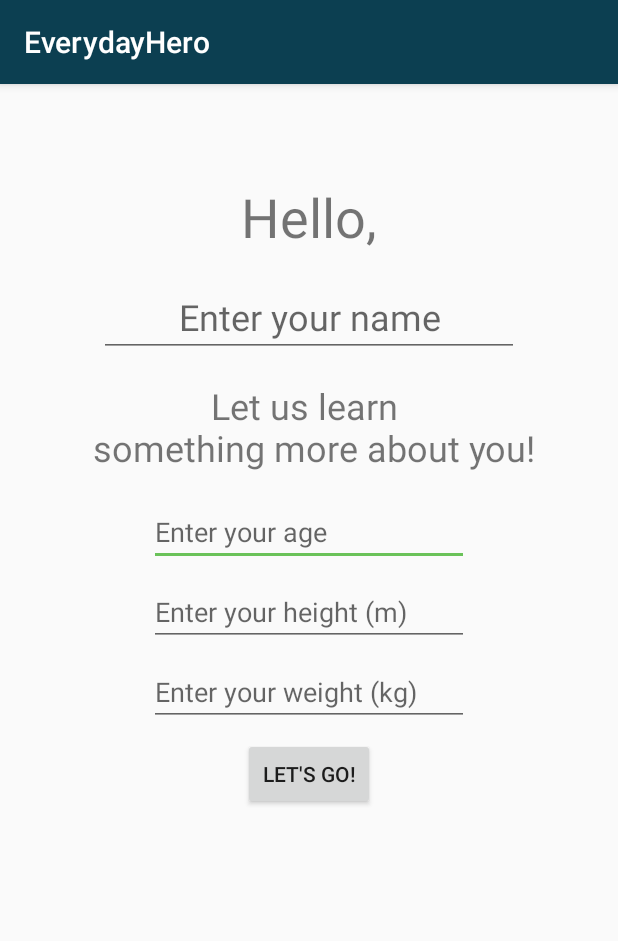
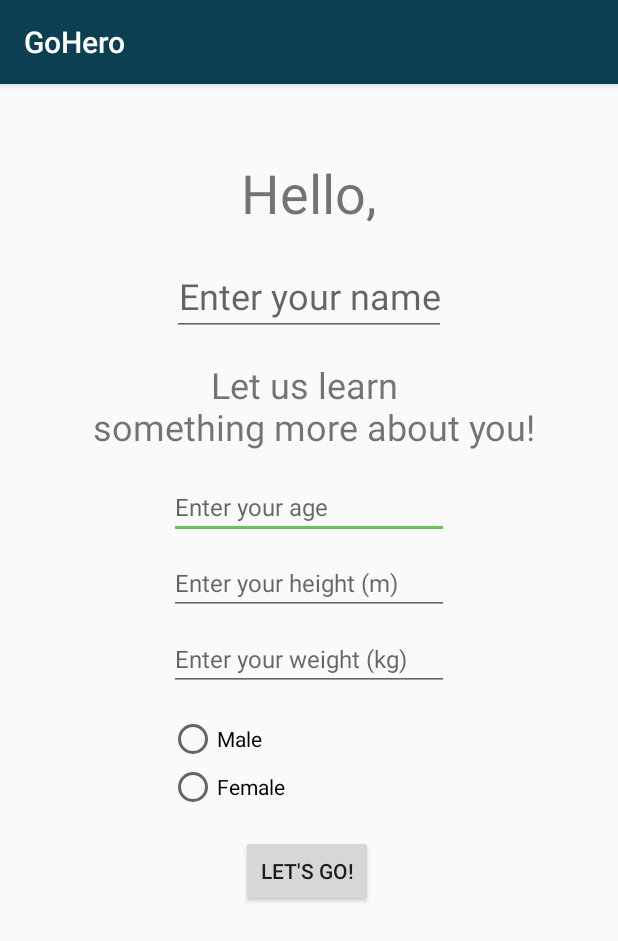
Before and after one commit to AnnaKohler/EverydayHero, an Android app: the screen it shows after launch (WelcomeActivity), on a phone screen of 412 x 824 dp. Shown: the top 941 px of the screen. Run offline under Robolectric (Android 15) with nearby library versions, the phone set to English and light mode, and no system bars.

```diff
--- a/app/src/main/AndroidManifest.xml
+++ b/app/src/main/AndroidManifest.xml
@@ -4,7 +4,7 @@
 
     <application
         android:allowBackup="true"
-        android:icon="@mipmap/ic_launcher"
+        android:icon="@drawable/ic_015_man"
         android:label="@string/app_name"
         android:supportsRtl="true"
         android:theme="@style/AppTheme">
--- a/app/src/main/java/com/example/student/everydayhero/DBHandler.java
+++ b/app/src/main/java/com/example/student/everydayhero/DBHandler.java
@@ -2,6 +2,7 @@ package com.example.student.everydayhero;
 
 import android.content.ContentValues;
 import android.content.Context;
+import android.content.Intent;
 import android.database.Cursor;
 import android.database.sqlite.SQLiteDatabase;
 import android.database.sqlite.SQLiteOpenHelper;
@@ -29,6 +30,7 @@ public class DBHandler extends SQLiteOpenHelper implements IDataBaseHandler {
     private static final String KEY_DURATION = "obj_duration";
     private static final String KEY_DONE_DAYS = "obj_done_days";
     private static final String KEY_BEG_DATE="obj_begin_date";
+    private static final String KEY_LAST_DONE_DATE="obj_last_done_date";
 
     //TABLE USER:
 
@@ -37,7 +39,9 @@ public class DBHandler extends SQLiteOpenHelper implements IDataBaseHandler {
     private static final String KEY_AGE = "age";
     private static final String KEY_HEIGHT = "height";
     private static final String KEY_WEIGHT = "weight";
+    private static final String KEY_SEX = "sex";
     private static final String KEY_LASTSEEN = "lastseen";
+
 
 
     public DBHandler(Context context) {
@@ -50,12 +54,21 @@ public class DBHandler extends SQLiteOpenHelper implements IDataBaseHandler {
                 KEY_ID+" INTEGER PRIMARY KEY,"+ KEY_TITLE + " TEXT,"
                 + KEY_GROUP + " TEXT," + KEY_DETAILS + " TEXT," +KEY_BEG_DATE +" INTEGER,"
                 +KEY_DURATION +" INTEGER,"+ KEY_DONE_DAYS +" INTEGER" +")";
+        /*
+        String CREATE_OBJECTIVES_TABLE= "CREATE TABLE "+TABLE_OBJECTIVES+"("+
+                KEY_ID+" INTEGER PRIMARY KEY,"+ KEY_TITLE + " TEXT,"
+                + KEY_GROUP + " TEXT," + KEY_DETAILS + " TEXT," +KEY_BEG_DATE +" INTEGER,"
+                +KEY_DURATION +" INTEGER,"+ KEY_DONE_DAYS +" INTEGER" +")"; //TODO: Реализовать проверку последнего выполнения
+         */
 
         db.execSQL(CREATE_OBJECTIVES_TABLE);
 
         String CREATE_USER_TABLE="CREATE TABLE " + TABLE_USER + "(" + KEY_ID +" bool PRIMARY KEY DEFAULT TRUE," + KEY_NAME+ " TEXT," +KEY_AGE+ " INTEGER,"
+                +KEY_HEIGHT + " REAL," + KEY_WEIGHT + " REAL," + KEY_SEX+ " INTEGER,"
+                + KEY_LASTSEEN +" INTEGER" + ")";
+        /*String CREATE_USER_TABLE="CREATE TABLE " + TABLE_USER + "(" + KEY_ID +" bool PRIMARY KEY DEFAULT TRUE," + KEY_NAME+ " TEXT," +KEY_AGE+ " INTEGER,"
                 +KEY_HEIGHT + " REAL," + KEY_WEIGHT + " REAL,"
-                + KEY_LASTSEEN +" INTEGER" + ")";
+                + KEY_LASTSEEN +" INTEGER" + ")"; TODO: отладка*/
         db.execSQL(CREATE_USER_TABLE);
     }
 
@@ -93,6 +106,7 @@ public class DBHandler extends SQLiteOpenHelper implements IDataBaseHandler {
         values.put(KEY_AGE, user.getAge());
         values.put(KEY_HEIGHT, user.getHeight());
         values.put(KEY_WEIGHT, user.getWeight());
+        values.put(KEY_SEX, user.getSex());
         values.put(KEY_LASTSEEN, user.getLastSeen().getTime());
 
         db.insert(TABLE_USER, null, values);
@@ -124,7 +138,7 @@ public class DBHandler extends SQLiteOpenHelper implements IDataBaseHandler {
                 objective.setDuration(Integer.parseInt(cursor.getString(5)));
                 Log.e("OBJDURATION", "getObjective: " +objective.getDuration());
                 objective.setDone(Integer.parseInt(cursor.getString(6)));
-                Log.e("OBJIDONE", "getObjective: " +objective.getDone());
+                Log.e("OBJDONE", "getObjective: " +objective.getDone());
             }
         return objective;
     }
@@ -139,7 +153,10 @@ public class DBHandler extends SQLiteOpenHelper implements IDataBaseHandler {
             user.setAge(Integer.parseInt(cursor.getString(2)));
             user.setHeight(Float.parseFloat(cursor.getString(3)));
             user.setWeight(Float.parseFloat(cursor.getString(4)));
-            user.setLastSeen(new Date(Long.valueOf(cursor.getString(5))));
+
+            //user.setLastSeen(new Date(Long.valueOf(cursor.getString(5))));
+            user.setSex(Integer.parseInt(cursor.getString(5)));
+            user.setLastSeen(new Date(Long.valueOf(cursor.getString(6)))); //TODO: Отладка
             user.getLastSeen().setHours(0);
         }
         return user;
@@ -192,6 +209,7 @@ public class DBHandler extends SQLiteOpenHelper implements IDataBaseHandler {
         cv.put(KEY_AGE, user.getAge());
         cv.put(KEY_HEIGHT, user.getHeight());
         cv.put(KEY_AGE, user.getWeight());
+        cv.put(KEY_SEX, user.getSex());
         cv.put(KEY_LASTSEEN, user.getLastSeen().getTime());
 
         return db.update(TABLE_USER, cv, null, null);
--- a/app/src/main/java/com/example/student/everydayhero/ProfileFragment.java
+++ b/app/src/main/java/com/example/student/everydayhero/ProfileFragment.java
@@ -52,6 +52,9 @@ public class ProfileFragment extends Fragment {
     public View onCreateView(LayoutInflater inflater, @Nullable ViewGroup container, @Nullable Bundle savedInstanceState) {
         View v = inflater.inflate(R.layout.fragment_profile, container, false);
         avatar=(ImageView)v.findViewById(R.id.imageView);
+        if(mUser.getSex()!=0){
+            avatar.setImageResource(R.drawable.ic_016_nerd);
+        }
         txtName=(TextView)v.findViewById(R.id.txtName);
         txtAge=(TextView)v.findViewById(R.id.dataProfileAge);
         txtBMI=(TextView)v.findViewById(R.id.dataProfileBMI);
--- a/app/src/main/java/com/example/student/everydayhero/User.java
+++ b/app/src/main/java/com/example/student/everydayhero/User.java
@@ -7,6 +7,7 @@ import java.util.Date;
  */
 
 public class User {
+    private int sex;
     private int age;
     private String name;
     private Date lastSeen;
@@ -25,6 +26,7 @@ public class User {
         lastSeen.setHours(0);
         weight=1;
         height=1;
+        sex=0;
     }
 
 
@@ -67,4 +69,12 @@ public class User {
     public void setHeight(float height) {
         this.height = height;
     }
+
+    public int getSex() {
+        return sex;
+    }
+
+    public void setSex(int sex) {
+        this.sex = sex;
+    }
 }
--- a/app/src/main/java/com/example/student/everydayhero/WelcomeFragment.java
+++ b/app/src/main/java/com/example/student/everydayhero/WelcomeFragment.java
@@ -9,6 +9,7 @@ import android.view.View;
 import android.view.ViewGroup;
 import android.widget.Button;
 import android.widget.EditText;
+import android.widget.RadioButton;
 
 /**
  * Created by Anna on 24.03.2017.
@@ -40,6 +41,26 @@ public class WelcomeFragment extends Fragment {
         editWeight=(EditText)v.findViewById(R.id.editWeight);
         editAge=(EditText)v.findViewById(R.id.editAge);
 
+        final RadioButton maleBtn=(RadioButton) v.findViewById(R.id.radioButton5);
+        final RadioButton femaleBtn=(RadioButton) v.findViewById(R.id.radioButton4);
+
+        maleBtn.setOnClickListener(new View.OnClickListener() {
+            @Override
+            public void onClick(View view) {
+                mUser.setSex(1);
+                femaleBtn.setActivated(false);
+            }
+
+        });
+
+        femaleBtn.setOnClickListener(new View.OnClickListener() { //TODO: отладка
+            @Override
+            public void onClick(View view) {
+                mUser.setSex(0);
+                maleBtn.setActivated(false);
+            }
+
+        });
 
         btnContinue.setOnClickListener(new View.OnClickListener() {
             @Override
@@ -55,6 +76,7 @@ public class WelcomeFragment extends Fragment {
                 getActivity().finish();
             }
         });
+
         return v;
     }
 }
--- a/app/src/main/res/layout/fragment_objective_edit.xml
+++ b/app/src/main/res/layout/fragment_objective_edit.xml
@@ -154,7 +154,7 @@
         android:layout_height="wrap_content"
         android:inputType="date"
 
-        android:id="@+id/editText2"
+        android:id="@+id/editDate"
         android:hint="01/01/2000"
         android:layout_alignBaseline="@+id/txtDurationStarting"
         android:layout_alignBottom="@+id/txtDurationStarting"
--- a/app/src/main/res/layout/fragment_welcome.xml
+++ b/app/src/main/res/layout/fragment_welcome.xml
@@ -1,31 +1,44 @@
 <?xml version="1.0" encoding="utf-8"?>
-<RelativeLayout xmlns:android="http://schemas.android.com/apk/res/android"
+
+<ScrollView  xmlns:android="http://schemas.android.com/apk/res/android"
+             xmlns:app="http://schemas.android.com/apk/res-auto"
+             android:orientation="vertical"
              android:layout_width="match_parent"
              android:layout_height="match_parent">
+
+    <RelativeLayout
+        xmlns:android="http://schemas.android.com/apk/res/android"
+        android:layout_width="match_parent"
+        android:layout_height="match_parent"
+        android:layout_marginTop="16dp"
+        android:orientation="vertical">
+
 
         <EditText
             android:id="@+id/editAge"
             android:layout_width="wrap_content"
             android:layout_height="wrap_content"
-        android:layout_marginTop="17dp"
+            android:layout_alignLeft="@+id/editHeight"
+            android:layout_alignStart="@+id/editHeight"
+            android:layout_below="@+id/txtLetUsLearn"
+            android:layout_marginTop="16dp"
             android:ems="10"
             android:hint="@string/age_hint"
             android:inputType="numberDecimal"
-        android:layout_below="@+id/txtLetUsLearn"
-        android:layout_alignLeft="@+id/editHeight"
-        android:layout_alignStart="@+id/editHeight"/>
+            android:textSize="16sp"/>
 
         <EditText
             android:id="@+id/editWeight"
             android:layout_width="wrap_content"
             android:layout_height="wrap_content"
+            android:layout_alignLeft="@+id/editHeight"
+            android:layout_alignStart="@+id/editHeight"
+            android:layout_below="@+id/editHeight"
+            android:layout_marginTop="8dp"
             android:ems="10"
             android:hint="@string/weight_hint"
             android:inputType="numberDecimal"
-        android:layout_marginTop="8dp"
-        android:layout_below="@+id/editHeight"
-        android:layout_alignLeft="@+id/editHeight"
-        android:layout_alignStart="@+id/editHeight"/>
+            android:textSize="16sp"/>
 
         <TextView
             android:id="@+id/txtWelcome"
@@ -33,7 +46,7 @@
             android:layout_height="wrap_content"
             android:layout_alignParentTop="true"
             android:layout_centerHorizontal="true"
-        android:layout_marginTop="64dp"
+            android:layout_marginTop="32dp"
             android:text="@string/welcome_text"
             android:textSize="36sp"/>
 
@@ -46,7 +59,8 @@
             android:layout_marginTop="8dp"
             android:ems="10"
             android:hint="@string/height_hint"
-        android:inputType="numberDecimal"/>
+            android:inputType="numberDecimal"
+            android:textSize="16sp"/>
 
         <EditText
             android:id="@+id/editName"
@@ -54,8 +68,7 @@
             android:layout_height="wrap_content"
             android:layout_below="@+id/txtWelcome"
             android:layout_centerHorizontal="true"
-        android:layout_marginTop="16dp"
-        android:ems="10"
+            android:layout_marginTop="18dp"
             android:gravity="center_horizontal"
             android:hint="@string/name_hint"
             android:inputType="textPersonName"
@@ -66,9 +79,10 @@
             android:id="@+id/btnContinue"
             android:layout_width="wrap_content"
             android:layout_height="wrap_content"
-        android:layout_below="@+id/editWeight"
-        android:layout_centerHorizontal="true"
-        android:layout_marginTop="8dp"
+            android:layout_alignLeft="@+id/txtWelcome"
+            android:layout_alignStart="@+id/txtWelcome"
+            android:layout_below="@+id/radioGroup"
+            android:layout_marginTop="16dp"
             android:text="@string/btnContinue"/>
 
         <TextView
@@ -81,4 +95,33 @@
             android:gravity="center_horizontal"
             android:text="@string/welcome_text_learnmore"
             android:textSize="24sp"/>
+
+        <RadioGroup
+            android:id="@+id/radioGroup"
+            android:layout_width="wrap_content"
+            android:layout_height="wrap_content"
+            android:layout_alignLeft="@+id/editWeight"
+            android:layout_alignStart="@+id/editWeight"
+            android:layout_below="@+id/editWeight"
+            android:layout_marginTop="16dp">
+
+            <RadioButton
+                android:id="@+id/radioButton5"
+                android:layout_width="wrap_content"
+                android:layout_height="wrap_content"
+                android:layout_marginTop="0dp"
+                android:layout_weight="1"
+                android:text="Male"
+                android:visibility="visible"/>
+
+            <RadioButton
+                android:id="@+id/radioButton4"
+                android:layout_width="wrap_content"
+                android:layout_height="wrap_content"
+                android:layout_weight="1"
+                android:text="Female"
+                android:visibility="visible"/>
+        </RadioGroup>
+
     </RelativeLayout>
+    </ScrollView>
--- a/app/src/main/res/values/strings.xml
+++ b/app/src/main/res/values/strings.xml
@@ -1,5 +1,5 @@
 <resources>
-    <string name="app_name">EverydayHero</string>
+    <string name="app_name">GoHero</string>
 
     <string name="title_activity_objective_list">Your Objectives</string>
     <string name="ReviewActivityTitle">Objective Review</string>
@@ -20,7 +20,7 @@
         <item>Tomorrow</item>
         <item>Pick Date&#8230;</item>
     </string-array>
-    <string name="title_activity_main_tab">EverydayHero</string>
+    <string name="title_activity_main_tab">GoHero</string>
 
     <!--MainTabActivity-->
     <string name="sectGoals">OBJECTIVES</string>
```
Also changed, not shown: app/src/main/java/com/example/student/everydayhero/Objective.java (+26 -0 lines), app/src/main/java/com/example/student/everydayhero/ObjectiveFragment.java (+38 -9 lines), app/src/main/res/mipmap-hdpi/ic_launcher.png, app/src/main/res/mipmap-mdpi/ic_launcher.png, app/src/main/res/mipmap-xhdpi/ic_launcher.png, app/src/main/res/mipmap-xxhdpi/ic_launcher.png, app/src/main/res/mipmap-xxxhdpi/ic_launcher.png. Lines whose indentation alone changed are shown as unchanged.
